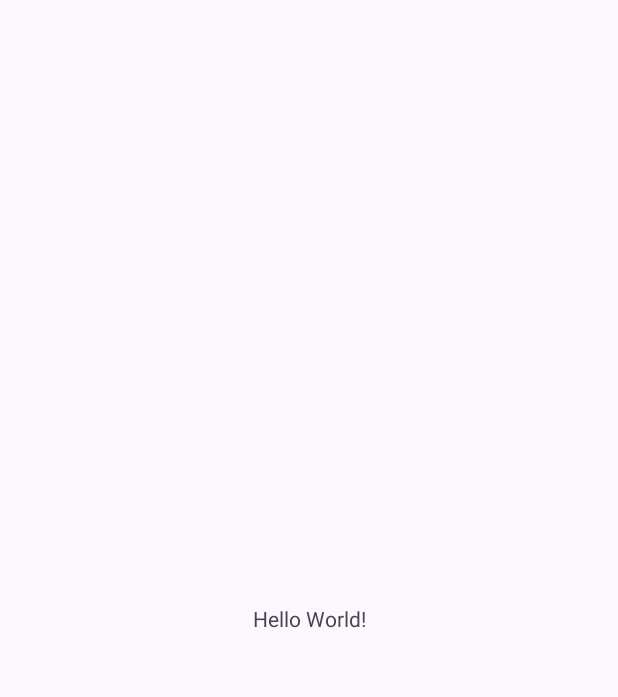
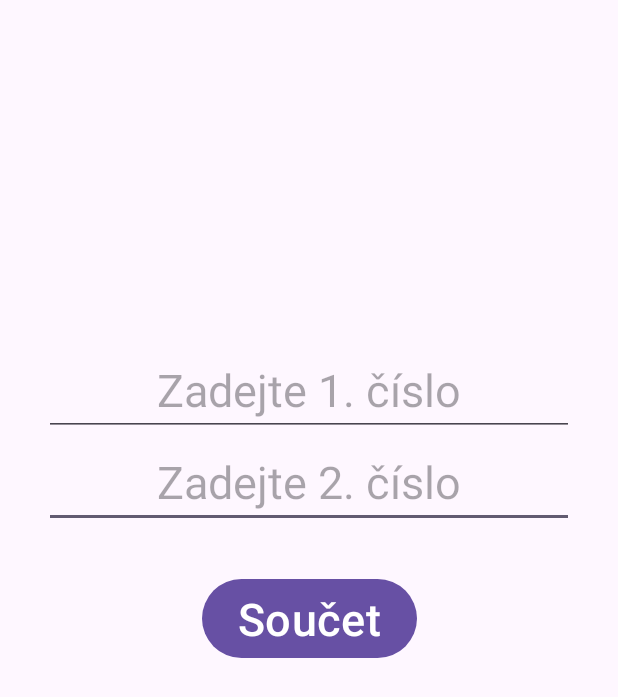
Before and after one commit to HanzlikPetr/kalkulackaVMA, an Android app: the screen it shows after launch (MainActivity), on a phone screen of 412 x 824 dp. Before the commit the part shown is almost empty. Shown: the top 697 px of the screen. Run offline under Robolectric (Android 15) with nearby library versions, the phone set to English and light mode, and no system bars.

Commit message:
vytvoreni layoutu

```diff
--- a/app/src/main/res/layout/activity_main.xml
+++ b/app/src/main/res/layout/activity_main.xml
@@ -6,13 +6,58 @@
     android:layout_height="match_parent"
     tools:context=".MainActivity">
 
-    <TextView
+    <EditText
+        android:id="@+id/number2"
         android:layout_width="wrap_content"
         android:layout_height="wrap_content"
-        android:text="Hello World!"
+        android:layout_marginBottom="30sp"
+        android:ems="10"
+        android:hint="Zadejte 2. číslo"
+        android:inputType="number|numberDecimal"
+        android:textSize="30sp"
+        app:layout_constraintBottom_toTopOf="@+id/button"
+        app:layout_constraintEnd_toEndOf="parent"
+        app:layout_constraintStart_toStartOf="parent"
+        android:textAlignment="center"
+        />
+
+    <EditText
+        android:id="@+id/number1"
+        android:layout_width="wrap_content"
+        android:layout_height="wrap_content"
+        android:ems="10"
+        android:hint="Zadejte 1. číslo"
+        android:inputType="number|numberDecimal"
+        android:textSize="30sp"
+        app:layout_constraintBottom_toTopOf="@+id/number2"
+        app:layout_constraintEnd_toEndOf="parent"
+        app:layout_constraintStart_toStartOf="parent"
+        android:textAlignment="center"
+        />
+
+    <Button
+        android:id="@+id/button"
+        android:layout_width="wrap_content"
+        android:layout_height="wrap_content"
+        android:text="Součet"
+        android:textSize="30sp"
         app:layout_constraintBottom_toBottomOf="parent"
         app:layout_constraintEnd_toEndOf="parent"
         app:layout_constraintStart_toStartOf="parent"
         app:layout_constraintTop_toTopOf="parent" />
 
+    <TextView
+        android:id="@+id/vysledek"
+        android:layout_width="wrap_content"
+        android:layout_height="wrap_content"
+        android:layout_marginTop="30dp"
+        android:textSize="30sp"
+        app:layout_constraintEnd_toEndOf="parent"
+        app:layout_constraintStart_toStartOf="parent"
+        app:layout_constraintTop_toBottomOf="@+id/button"
+        app:layout_goneMarginTop="30sp" />
+
+
+
+
 </androidx.constraintlayout.widget.ConstraintLayout>
```
